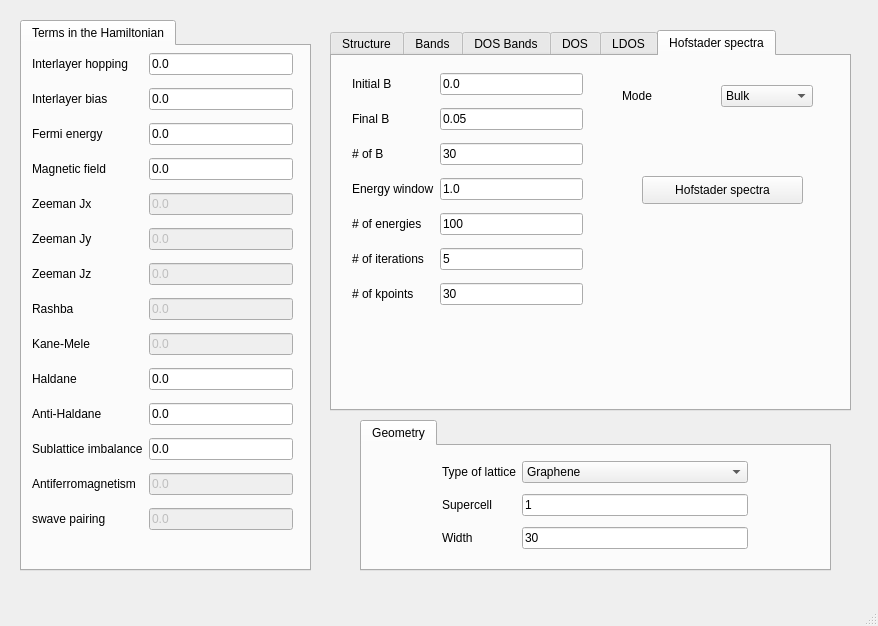
Qt form development/interface-pyqt/hofstader1d/interface.ui (joselado/quantum-honeycomp) before a commit.
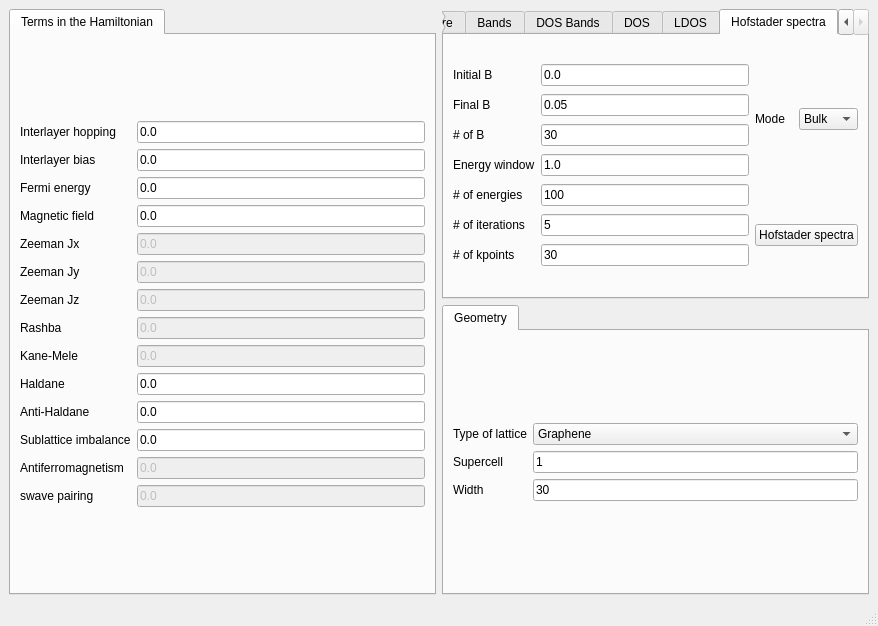
The same form after that commit. The open tabs and pages were chosen to show the change.

What changed in the file:
```diff
--- a/development/interface-pyqt/hofstader1d/interface.ui
+++ b/development/interface-pyqt/hofstader1d/interface.ui
@@ -14,138 +14,9 @@
    <string>Hofstader spectra</string>
   </property>
   <widget class="QWidget" name="centralwidget">
-   <widget class="QTabWidget" name="tabWidget">
-    <property name="geometry">
-     <rect>
-      <x>360</x>
-      <y>420</y>
-      <width>471</width>
-      <height>151</height>
-     </rect>
-    </property>
-    <property name="currentIndex">
-     <number>0</number>
-    </property>
-    <property name="documentMode">
-     <bool>false</bool>
-    </property>
-    <property name="tabsClosable">
-     <bool>false</bool>
-    </property>
-    <property name="movable">
-     <bool>false</bool>
-    </property>
-    <widget class="QWidget" name="tab_2">
-     <attribute name="title">
-      <string>Geometry</string>
-     </attribute>
-     <widget class="QWidget" name="gridLayoutWidget_4">
-      <property name="geometry">
-       <rect>
-        <x>80</x>
-        <y>10</y>
-        <width>306</width>
-        <height>100</height>
-       </rect>
-      </property>
-      <layout class="QGridLayout" name="gridLayout_4">
-       <item row="0" column="0">
-        <widget class="QLabel" name="label_8">
-         <property name="text">
-          <string>Type of lattice</string>
-         </property>
-        </widget>
-       </item>
-       <item row="0" column="1">
-        <widget class="QComboBox" name="lattice">
-         <item>
-          <property name="text">
-           <string>Graphene</string>
-          </property>
-         </item>
-         <item>
-          <property name="text">
-           <string>Bilayer graphene AB</string>
-          </property>
-         </item>
-         <item>
-          <property name="text">
-           <string>Bilayer graphene AA</string>
-          </property>
-         </item>
-         <item>
-          <property name="text">
-           <string>Square</string>
-          </property>
-         </item>
-         <item>
-          <property name="text">
-           <string>Honeycomb zigzag</string>
-          </property>
-         </item>
-         <item>
-          <property name="text">
-           <string>Honeycomb armchair</string>
-          </property>
-         </item>
-         <item>
-          <property name="text">
-           <string>Triangular</string>
-          </property>
-         </item>
-         <item>
-          <property name="text">
-           <string>Kagome</string>
-          </property>
-         </item>
-         <item>
-          <property name="text">
-           <string>Lieb</string>
-          </property>
-         </item>
-        </widget>
-       </item>
-       <item row="1" column="1">
-        <widget class="QLineEdit" name="nsuper">
-         <property name="text">
-          <string>1</string>
-         </property>
-        </widget>
-       </item>
-       <item row="1" column="0">
-        <widget class="QLabel" name="label_6">
-         <property name="text">
-          <string>Supercell</string>
-         </property>
-        </widget>
-       </item>
-       <item row="2" column="1">
-        <widget class="QLineEdit" name="width">
-         <property name="text">
-          <string>30</string>
-         </property>
-        </widget>
-       </item>
-       <item row="2" column="0">
-        <widget class="QLabel" name="label_2">
-         <property name="text">
-          <string>Width</string>
-         </property>
-        </widget>
-       </item>
-      </layout>
-     </widget>
-    </widget>
-   </widget>
+   <layout class="QGridLayout" name="gridLayout_9">
+    <item row="0" column="0" rowspan="2">
    <widget class="QTabWidget" name="tabWidget_2">
-    <property name="geometry">
-     <rect>
-      <x>20</x>
-      <y>20</y>
-      <width>291</width>
-      <height>551</height>
-     </rect>
-    </property>
     <property name="currentIndex">
      <number>0</number>
     </property>
@@ -153,15 +24,8 @@
      <attribute name="title">
       <string>Terms in the Hamiltonian</string>
      </attribute>
-     <widget class="QWidget" name="gridLayoutWidget">
-      <property name="geometry">
-       <rect>
-        <x>10</x>
-        <y>0</y>
-        <width>261</width>
-        <height>500</height>
-       </rect>
-      </property>
+       <layout class="QGridLayout" name="gridLayout_12">
+        <item row="0" column="0">
       <layout class="QGridLayout" name="gridLayout">
        <item row="12" column="1">
         <widget class="QLineEdit" name="mAF">
@@ -387,18 +251,13 @@
         </widget>
        </item>
       </layout>
-     </widget>
-    </widget>
-   </widget>
+        </item>
+       </layout>
+      </widget>
+     </widget>
+    </item>
+    <item row="0" column="1">
    <widget class="QTabWidget" name="tabWidget_3">
-    <property name="geometry">
-     <rect>
-      <x>330</x>
-      <y>30</y>
-      <width>521</width>
-      <height>381</height>
-     </rect>
-    </property>
     <property name="currentIndex">
      <number>5</number>
     </property>
@@ -785,15 +644,8 @@
      <attribute name="title">
       <string>Hofstader spectra</string>
      </attribute>
-     <widget class="QWidget" name="gridLayoutWidget_7">
-      <property name="geometry">
-       <rect>
-        <x>20</x>
-        <y>10</y>
-        <width>231</width>
-        <height>248</height>
-       </rect>
-      </property>
+       <layout class="QGridLayout" name="gridLayout_13">
+        <item row="0" column="0" rowspan="2">
       <layout class="QGridLayout" name="gridLayout_7">
        <item row="1" column="0">
         <widget class="QLabel" name="label_33">
@@ -900,16 +752,8 @@
         </widget>
        </item>
       </layout>
-     </widget>
-     <widget class="QWidget" name="gridLayoutWidget_8">
-      <property name="geometry">
-       <rect>
-        <x>290</x>
-        <y>20</y>
-        <width>191</width>
-        <height>41</height>
-       </rect>
-      </property>
+        </item>
+        <item row="0" column="1">
       <layout class="QGridLayout" name="gridLayout_8">
        <item row="0" column="1">
         <widget class="QComboBox" name="hofstader_mode">
@@ -938,22 +782,130 @@
         </widget>
        </item>
       </layout>
-     </widget>
+        </item>
+        <item row="1" column="1">
      <widget class="QPushButton" name="show_hofstader">
-      <property name="geometry">
-       <rect>
-        <x>310</x>
-        <y>120</y>
-        <width>161</width>
-        <height>28</height>
-       </rect>
-      </property>
       <property name="text">
        <string>Hofstader spectra</string>
       </property>
      </widget>
-    </widget>
-   </widget>
+        </item>
+       </layout>
+      </widget>
+     </widget>
+    </item>
+    <item row="1" column="1">
+     <widget class="QTabWidget" name="tabWidget">
+      <property name="currentIndex">
+       <number>0</number>
+      </property>
+      <property name="documentMode">
+       <bool>false</bool>
+      </property>
+      <property name="tabsClosable">
+       <bool>false</bool>
+      </property>
+      <property name="movable">
+       <bool>false</bool>
+      </property>
+      <widget class="QWidget" name="tab_2">
+       <attribute name="title">
+        <string>Geometry</string>
+       </attribute>
+       <layout class="QGridLayout" name="gridLayout_10">
+        <item row="0" column="0">
+         <layout class="QGridLayout" name="gridLayout_4">
+          <item row="0" column="0">
+           <widget class="QLabel" name="label_8">
+            <property name="text">
+             <string>Type of lattice</string>
+            </property>
+           </widget>
+          </item>
+          <item row="0" column="1">
+           <widget class="QComboBox" name="lattice">
+            <item>
+             <property name="text">
+              <string>Graphene</string>
+             </property>
+            </item>
+            <item>
+             <property name="text">
+              <string>Bilayer graphene AB</string>
+             </property>
+            </item>
+            <item>
+             <property name="text">
+              <string>Bilayer graphene AA</string>
+             </property>
+            </item>
+            <item>
+             <property name="text">
+              <string>Square</string>
+             </property>
+            </item>
+            <item>
+             <property name="text">
+              <string>Honeycomb zigzag</string>
+             </property>
+            </item>
+            <item>
+             <property name="text">
+              <string>Honeycomb armchair</string>
+             </property>
+            </item>
+            <item>
+             <property name="text">
+              <string>Triangular</string>
+             </property>
+            </item>
+            <item>
+             <property name="text">
+              <string>Kagome</string>
+             </property>
+            </item>
+            <item>
+             <property name="text">
+              <string>Lieb</string>
+             </property>
+            </item>
+           </widget>
+          </item>
+          <item row="1" column="1">
+           <widget class="QLineEdit" name="nsuper">
+            <property name="text">
+             <string>1</string>
+            </property>
+           </widget>
+          </item>
+          <item row="1" column="0">
+           <widget class="QLabel" name="label_6">
+            <property name="text">
+             <string>Supercell</string>
+            </property>
+           </widget>
+          </item>
+          <item row="2" column="1">
+           <widget class="QLineEdit" name="width">
+            <property name="text">
+             <string>30</string>
+            </property>
+           </widget>
+          </item>
+          <item row="2" column="0">
+           <widget class="QLabel" name="label_2">
+            <property name="text">
+             <string>Width</string>
+            </property>
+           </widget>
+          </item>
+         </layout>
+        </item>
+       </layout>
+      </widget>
+     </widget>
+    </item>
+   </layout>
   </widget>
   <widget class="QMenuBar" name="menubar">
    <property name="geometry">
```
Left out of the diff: 160 changed lines with no effect on the pictures. Lines whose indentation alone changed are shown as unchanged.
